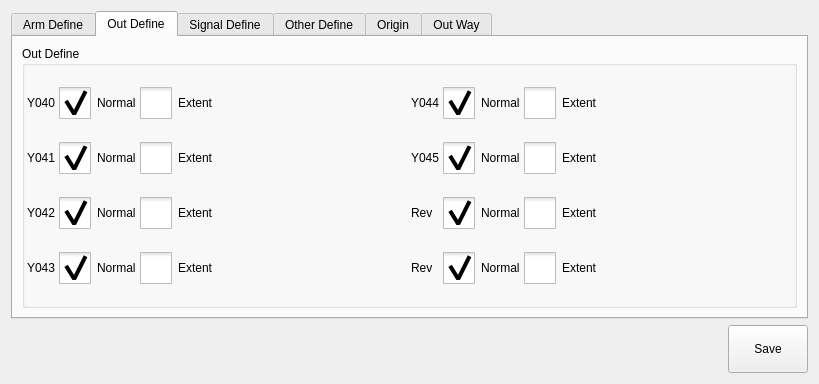
Above: hcsettings/icstructdefineframe.ui from dongdong-2009/3-5AxisRobot before the change. Below: the same form after it.
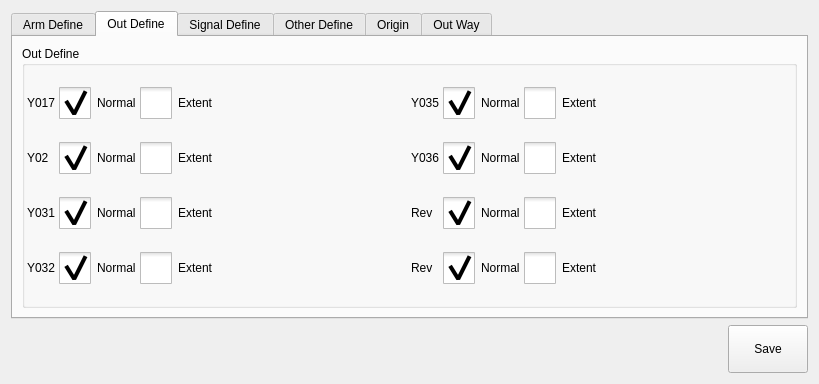
That is the form after the change. The open tabs and pages were chosen to show the change. Icons and pictures are not drawn. Custom widgets are drawn as their Qt base class.

The edit to the form file:
```diff
--- a/hcsettings/icstructdefineframe.ui
+++ b/hcsettings/icstructdefineframe.ui
@@ -966,21 +966,21 @@
           <item row="0" column="0">
            <widget class="QLabel" name="label">
             <property name="text">
-             <string notr="true">Y040</string>
+             <string notr="true">Y017</string>
             </property>
            </widget>
           </item>
           <item row="0" column="4">
            <widget class="QLabel" name="label_8">
             <property name="text">
-             <string notr="true">Y044</string>
+             <string notr="true">Y035</string>
             </property>
            </widget>
           </item>
           <item row="1" column="0">
            <widget class="QLabel" name="label_2">
             <property name="text">
-             <string notr="true">Y041</string>
+             <string notr="true">Y02</string>
             </property>
            </widget>
           </item>
@@ -1020,14 +1020,14 @@
           <item row="1" column="4">
            <widget class="QLabel" name="label_9">
             <property name="text">
-             <string notr="true">Y045</string>
+             <string notr="true">Y036</string>
             </property>
            </widget>
           </item>
           <item row="2" column="0">
            <widget class="QLabel" name="label_3">
             <property name="text">
-             <string notr="true">Y042</string>
+             <string notr="true">Y031</string>
             </property>
            </widget>
           </item>
@@ -1041,7 +1041,7 @@
           <item row="3" column="0">
            <widget class="QLabel" name="label_4">
             <property name="text">
-             <string notr="true">Y043</string>
+             <string notr="true">Y032</string>
             </property>
            </widget>
           </item>
```
Left out of the diff: 4 changed lines with no effect on the pictures.
